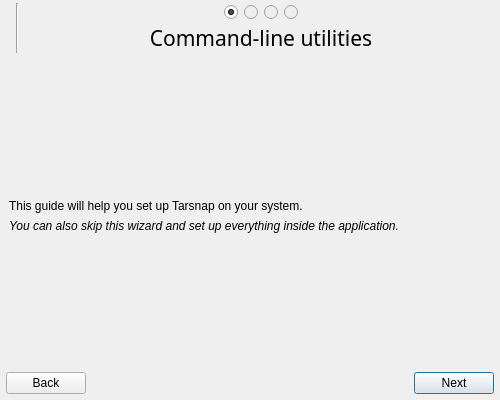
Tarsnap/tarsnap-gui, file forms/setupdialog.ui: the form before one commit.
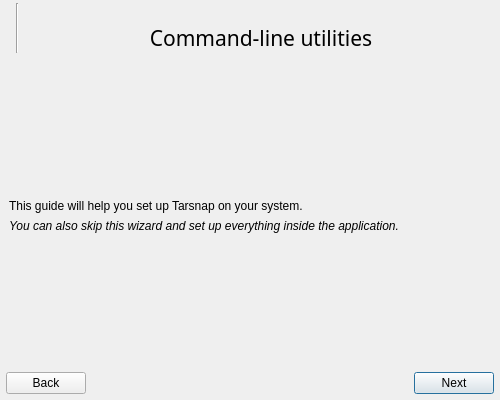
The form after the commit. Icons and pictures are not drawn. Custom widgets are drawn as their Qt base class.

Commit message:
SetupDialog: remove "skip to X page" radio buttons
If the setup wizard was much longer, then it could be good to be able to
jump between pages.  But with only 4 pages -- two of which are empty of
any input fields! -- I think it's overkill.  Removing them simplifies
the pages, and especially the keyboard navigation.

```diff
--- a/forms/setupdialog.ui
+++ b/forms/setupdialog.ui
@@ -89,67 +89,6 @@
           </property>
          </spacer>
         </item>
-        <item>
-         <widget class="QRadioButton" name="welcomePageRadioButton">
-          <property name="focusPolicy">
-           <enum>Qt::ClickFocus</enum>
-          </property>
-          <property name="text">
-           <string/>
-          </property>
-          <property name="iconSize">
-           <size>
-            <width>16</width>
-            <height>16</height>
-           </size>
-          </property>
-          <property name="checked">
-           <bool>true</bool>
-          </property>
-         </widget>
-        </item>
-        <item>
-         <widget class="QRadioButton" name="advancedPageRadioButton">
-          <property name="enabled">
-           <bool>false</bool>
-          </property>
-          <property name="focusPolicy">
-           <enum>Qt::ClickFocus</enum>
-          </property>
-          <property name="text">
-           <string/>
-          </property>
-         </widget>
-        </item>
-        <item>
-         <widget class="QRadioButton" name="registerPageRadioButton">
-          <property name="enabled">
-           <bool>false</bool>
-          </property>
-          <property name="focusPolicy">
-           <enum>Qt::ClickFocus</enum>
-          </property>
-          <property name="text">
-           <string/>
-          </property>
-         </widget>
-        </item>
-        <item>
-         <widget class="QRadioButton" name="donePageRadioButton">
-          <property name="enabled">
-           <bool>false</bool>
-          </property>
-          <property name="focusPolicy">
-           <enum>Qt::ClickFocus</enum>
-          </property>
-          <property name="text">
-           <string/>
-          </property>
-          <property name="checked">
-           <bool>false</bool>
-          </property>
-         </widget>
-        </item>
         <item>
          <spacer name="jumpRightSpacer">
           <property name="orientation">
```
The commit also changes 2 other files.
